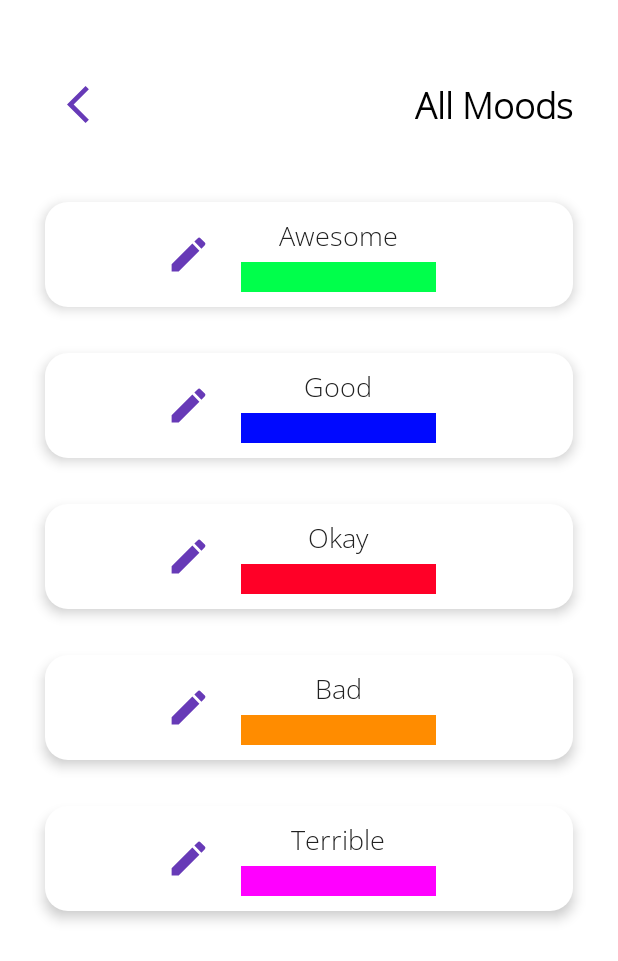
After one commit to btcwojak/sentient, an Android app: the MoodActivity screen opened directly, with no data from a screen before it, on a phone screen of 412 x 824 dp. The commit adds this screen. Shown: the top 961 px of the screen. Run offline under Robolectric (Android 15) with nearby library versions, the phone set to English and light mode, and no system bars.

Commit message:
Added mood database and basic editing functions

```diff
--- a/app/build.gradle
+++ b/app/build.gradle
@@ -47,6 +47,8 @@ dependencies {
     implementation 'androidx.localbroadcastmanager:localbroadcastmanager:1.0.0'
     implementation 'com.github.PhilJay:MPAndroidChart:v3.1.0'
     implementation 'com.larswerkman:HoloColorPicker:1.5'
+    debugImplementation 'im.dino:dbinspector:3.4.1@aar'
+    debugImplementation 'com.squareup.leakcanary:leakcanary-android:2.5'
     testImplementation 'junit:junit:4.13.1'
     androidTestImplementation 'androidx.test.ext:junit:1.1.2'
     androidTestImplementation 'androidx.test.espresso:espresso-core:3.3.0'
--- a/app/src/main/AndroidManifest.xml
+++ b/app/src/main/AndroidManifest.xml
@@ -9,7 +9,8 @@
         android:roundIcon="@mipmap/ic_launcher_round"
         android:supportsRtl="true"
         android:theme="@style/Sentient">
-        <activity android:name="com.spudg.sentient.MainActivity">
+        <activity android:name=".MoodActivity"></activity>
+        <activity android:name=".MainActivity">
             <intent-filter>
                 <action android:name="android.intent.action.MAIN" />
 
--- /dev/null
+++ b/app/src/main/java/com/spudg/sentient/MoodActivity.kt
@@ -0,0 +1,96 @@
+package com.spudg.sentient
+
+import android.app.Dialog
+import android.content.Intent
+import android.graphics.Color
+import android.graphics.drawable.ColorDrawable
+import androidx.appcompat.app.AppCompatActivity
+import android.os.Bundle
+import android.widget.Toast
+import androidx.recyclerview.widget.LinearLayoutManager
+import kotlinx.android.synthetic.main.activity_mood.*
+import kotlinx.android.synthetic.main.dialog_update_mood.*
+
+class MoodActivity : AppCompatActivity() {
+
+    var moodColourSelected: Int = 0
+
+    override fun onCreate(savedInstanceState: Bundle?) {
+        super.onCreate(savedInstanceState)
+        setContentView(R.layout.activity_mood)
+
+        back_to_records_from_moods.setOnClickListener {
+            val intent = Intent(this, MainActivity::class.java)
+            startActivity(intent)
+            finish()
+        }
+
+        setUpMoodList()
+
+    }
+
+    private fun getMoodList(): ArrayList<MoodModel> {
+        val dbHandler = MoodHandler(this, null)
+        val result = dbHandler.filterMoods()
+        dbHandler.close()
+        return result
+    }
+
+
+    private fun setUpMoodList() {
+        if (getMoodList().size >= 0) {
+            rvMoods.layoutManager = LinearLayoutManager(this)
+            val moodsAdapter = MoodAdapter(this, getMoodList())
+            rvMoods.adapter = moodsAdapter
+        }
+    }
+
+    fun updateMood(mood: MoodModel) {
+        val updateDialog = Dialog(this, R.style.Theme_Dialog)
+        updateDialog.setCancelable(false)
+        updateDialog.setContentView(R.layout.dialog_update_mood)
+        updateDialog.window!!.setBackgroundDrawable(ColorDrawable(Color.TRANSPARENT))
+
+        updateDialog.colourPickerUpdateMood.color = mood.colour
+        updateDialog.colourPickerUpdateMood.showOldCenterColor = false
+
+        updateDialog.tvUpdateMood.setOnClickListener {
+            val name = mood.name
+            val icon = mood.icon
+            moodColourSelected = updateDialog.colourPickerUpdateMood.color
+            val colour = moodColourSelected
+
+            val dbHandler = MoodHandler(this, null)
+
+            if (title.isNotEmpty() && colour.toString().isNotEmpty()) {
+                dbHandler.updateMood(MoodModel(mood.id, name, colour, icon))
+                Toast.makeText(this, "Mood updated.", Toast.LENGTH_LONG).show()
+                setUpMoodList()
+                updateDialog.dismiss()
+            } else {
+                Toast.makeText(this, "Name or colour can't be blank.", Toast.LENGTH_LONG).show()
+            }
+
+            dbHandler.close()
+
+        }
+
+        updateDialog.tvCancelUpdateMood.setOnClickListener {
+            updateDialog.dismiss()
+        }
+
+        updateDialog.show()
+    }
+
+
+
+
+
+
+
+
+
+
+
+
+}
--- /dev/null
+++ b/app/src/main/java/com/spudg/sentient/MoodAdapter.kt
@@ -0,0 +1,41 @@
+package com.spudg.sentient
+
+import android.content.Context
+import android.view.LayoutInflater
+import android.view.View
+import android.view.ViewGroup
+import androidx.recyclerview.widget.RecyclerView
+import kotlinx.android.synthetic.main.mood_row.view.*
+
+class MoodAdapter(private val context: Context, private val items: ArrayList<MoodModel>) :
+        RecyclerView.Adapter<MoodAdapter.ViewHolder>() {
+
+    class ViewHolder(view: View) : RecyclerView.ViewHolder(view) {
+        val moodItem = view.mood_row_inner_layout!!
+        val nameView = view.mood_name!!
+        val colourView = view.mood_colour!!
+        val updateView = view.update_mood!!
+    }
+
+    override fun onCreateViewHolder(parent: ViewGroup, viewType: Int): ViewHolder {
+        return ViewHolder(
+                LayoutInflater.from(context).inflate(R.layout.mood_row, parent, false)
+        )
+    }
+
+    override fun onBindViewHolder(holder: ViewHolder, position: Int) {
+        val mood = items[position]
+        holder.nameView.text = mood.name
+        holder.colourView.setBackgroundColor(mood.colour)
+        holder.updateView.setOnClickListener {
+            if (context is MoodActivity) {
+                context.updateMood(mood)
+            }
+        }
+    }
+
+    override fun getItemCount(): Int {
+        return items.size
+    }
+
+}
--- /dev/null
+++ b/app/src/main/java/com/spudg/sentient/MoodHandler.kt
@@ -0,0 +1,159 @@
+package com.spudg.sentient
+
+import android.content.ContentValues
+import android.content.Context
+import android.database.sqlite.SQLiteDatabase
+import android.database.sqlite.SQLiteOpenHelper
+import java.util.ArrayList
+
+class MoodHandler(context: Context, factory: SQLiteDatabase.CursorFactory?) :
+        SQLiteOpenHelper(context, DATABASE_NAME, factory, DATABASE_VERSION) {
+
+    companion object {
+        private const val DATABASE_VERSION = 1
+        private const val DATABASE_NAME = "SentientMoods.db"
+        private const val TABLE_MOODS = "moods"
+
+        private const val KEY_ID = "_id"
+        private const val KEY_NAME = "name"
+        private const val KEY_COLOUR = "colour"
+        private const val KEY_ICON = "icon"
+    }
+
+    override fun onCreate(db: SQLiteDatabase?) {
+        val createRecordTable =
+                ("CREATE TABLE $TABLE_MOODS($KEY_ID INTEGER PRIMARY KEY,$KEY_NAME TEXT,$KEY_COLOUR INTEGER,$KEY_ICON INTEGER)")
+        db?.execSQL(createRecordTable)
+    }
+
+    override fun onUpgrade(db: SQLiteDatabase?, oldVersion: Int, newVersion: Int) {
+        db?.execSQL("DROP TABLE IF EXISTS $TABLE_MOODS")
+        onCreate(db)
+    }
+
+    fun addMood(mood: MoodModel) {
+        val values = ContentValues()
+        values.put(KEY_NAME, mood.name)
+        values.put(KEY_COLOUR, mood.colour)
+        values.put(KEY_ICON, mood.icon)
+        val db = this.writableDatabase
+        db.insert(TABLE_MOODS, null, values)
+        db.close()
+    }
+
+    fun updateMood(mood: MoodModel): Int {
+        val values = ContentValues()
+        values.put(KEY_NAME, mood.name)
+        values.put(KEY_COLOUR, mood.colour)
+        values.put(KEY_ICON, mood.icon)
+        val db = this.writableDatabase
+        val success = db.update(TABLE_MOODS, values, KEY_ID + "=" + mood.id, null)
+        db.close()
+        return success
+    }
+
+    fun getAllMoodNames(): ArrayList<String> {
+        val list = ArrayList<String>()
+        val db = this.readableDatabase
+        val cursor = db.rawQuery("SELECT * FROM $TABLE_MOODS", null)
+
+        var name: String
+
+        if (cursor.moveToFirst()) {
+            do {
+                name = cursor.getString(cursor.getColumnIndex(KEY_NAME))
+                list.add(name)
+            } while (cursor.moveToNext())
+        }
+
+        cursor.close()
+        db.close()
+        return list
+
+    }
+
+    fun filterMoods(sortBy: Int = 0): ArrayList<MoodModel> {
+        val list = ArrayList<MoodModel>()
+        val db = this.readableDatabase
+        val cursor = db.rawQuery(
+                "SELECT * FROM $TABLE_MOODS",
+                null
+        )
+
+        var id: Int
+        var name: String
+        var colour: Int
+        var icon: Int
+
+        if (cursor.moveToFirst()) {
+            do {
+                id = cursor.getInt(cursor.getColumnIndex(KEY_ID))
+                name = cursor.getString(cursor.getColumnIndex(KEY_NAME))
+                colour = cursor.getInt(cursor.getColumnIndex(KEY_COLOUR))
+                icon = cursor.getInt(cursor.getColumnIndex(KEY_ICON))
+                val mood = MoodModel(
+                        id = id,
+                        name = name,
+                        colour = colour,
+                        icon = icon,
+                )
+                list.add(mood)
+            } while (cursor.moveToNext())
+        }
+
+        cursor.close()
+        db.close()
+
+        return list
+
+    }
+
+    fun getMoodNameFromId(moodId: Int): String {
+        val db = this.readableDatabase
+
+        val cursor =
+            db.rawQuery("SELECT * FROM $TABLE_MOODS WHERE $KEY_ID = $moodId", null)
+
+        val name: String
+
+        name = if (cursor.moveToFirst()) {
+            cursor.getString(cursor.getColumnIndex(KEY_NAME))
+        } else {
+            "Error"
+        }
+
+        cursor.close()
+        db.close()
+
+        return name
+    }
+
+    fun getMoodIdFromName(moodName: String): Int {
+        val db = this.readableDatabase
+
+        val cursor =
+            db.rawQuery("SELECT * FROM $TABLE_MOODS WHERE $KEY_NAME = '$moodName'", null)
+
+        val id: Int
+
+        id = if (cursor.moveToFirst()) {
+            cursor.getInt(cursor.getColumnIndex(KEY_ID))
+        } else {
+            1
+        }
+
+        cursor.close()
+        db.close()
+
+        return id
+    }
+
+
+
+
+
+
+
+
+
+}
--- /dev/null
+++ b/app/src/main/java/com/spudg/sentient/MoodModel.kt
@@ -0,0 +1,8 @@
+package com.spudg.sentient
+
+class MoodModel(
+        val id: Int,
+        val name: String,
+        val colour: Int,
+        val icon: Int,
+)
--- /dev/null
+++ b/app/src/main/res/drawable/back_btn.xml
@@ -0,0 +1,10 @@
+<vector xmlns:android="http://schemas.android.com/apk/res/android"
+    android:width="30dp"
+    android:height="30dp"
+    android:tint="#673AB7"
+    android:viewportWidth="24"
+    android:viewportHeight="24">
+    <path
+        android:fillColor="@android:color/white"
+        android:pathData="M11.67,3.87L9.9,2.1 0,12l9.9,9.9 1.77,-1.77L3.54,12z" />
+</vector>
--- /dev/null
+++ b/app/src/main/res/drawable/back_btn_padding.xml
@@ -0,0 +1,8 @@
+<layer-list xmlns:android="http://schemas.android.com/apk/res/android">
+    <item
+        android:bottom="15dp"
+        android:drawable="@drawable/back_btn"
+        android:left="15dp"
+        android:right="15dp"
+        android:top="15dp" />
+</layer-list>
--- /dev/null
+++ b/app/src/main/res/drawable/edit_btn.xml
@@ -0,0 +1,10 @@
+<vector xmlns:android="http://schemas.android.com/apk/res/android"
+    android:width="24dp"
+    android:height="24dp"
+    android:tint="#673AB7"
+    android:viewportWidth="24"
+    android:viewportHeight="24">
+    <path
+        android:fillColor="@android:color/white"
+        android:pathData="M3,17.25V21h3.75L17.81,9.94l-3.75,-3.75L3,17.25zM20.71,7.04c0.39,-0.39 0.39,-1.02 0,-1.41l-2.34,-2.34c-0.39,-0.39 -1.02,-0.39 -1.41,0l-1.83,1.83 3.75,3.75 1.83,-1.83z" />
+</vector>
--- /dev/null
+++ b/app/src/main/res/drawable/rounded_corner.xml
@@ -0,0 +1,7 @@
+<?xml version="1.0" encoding="utf-8"?>
+<shape xmlns:android="http://schemas.android.com/apk/res/android">
+
+    <solid android:color="#ffffff" />
+
+    <corners android:radius="10dp" />
+</shape>
--- /dev/null
+++ b/app/src/main/res/layout/activity_mood.xml
@@ -0,0 +1,88 @@
+<?xml version="1.0" encoding="utf-8"?>
+<LinearLayout xmlns:android="http://schemas.android.com/apk/res/android"
+    xmlns:app="http://schemas.android.com/apk/res-auto"
+    xmlns:tools="http://schemas.android.com/tools"
+    android:layout_width="match_parent"
+    android:layout_height="match_parent"
+    android:orientation="vertical"
+    tools:context=".TagActivity">
+
+    <LinearLayout
+        android:id="@+id/llHeader"
+        android:layout_width="match_parent"
+        android:layout_height="wrap_content"
+        android:layout_gravity="center_horizontal"
+        android:layout_marginLeft="10dp"
+        android:layout_marginTop="20dp"
+        android:layout_marginRight="10dp"
+        android:gravity="center"
+        android:orientation="horizontal">
+
+        <androidx.constraintlayout.widget.ConstraintLayout
+            android:layout_width="match_parent"
+            android:layout_height="match_parent"
+            android:background="#FFFFFF">
+
+            <ImageView
+                android:id="@+id/back_to_records_from_moods"
+                android:layout_width="wrap_content"
+                android:layout_height="wrap_content"
+                android:layout_marginStart="20dp"
+                android:layout_marginTop="20dp"
+                android:layout_marginBottom="20dp"
+                android:background="@drawable/back_btn_padding"
+                android:foreground="?attr/selectableItemBackground"
+                app:layout_constraintBottom_toBottomOf="parent"
+                app:layout_constraintLeft_toLeftOf="parent"
+                app:layout_constraintTop_toTopOf="parent" />
+
+            <TextView
+                android:id="@+id/tag_heading"
+                android:layout_width="wrap_content"
+                android:layout_height="wrap_content"
+                android:layout_marginEnd="20dp"
+                android:fontFamily="@font/open_sans_light"
+                android:text="All Moods"
+                android:textColor="#000000"
+                android:textSize="24sp"
+                android:textStyle="bold"
+                app:layout_constraintBottom_toBottomOf="@id/back_to_records_from_moods"
+                app:layout_constraintRight_toRightOf="parent"
+                app:layout_constraintTop_toTopOf="@id/back_to_records_from_moods" />
+
+        </androidx.constraintlayout.widget.ConstraintLayout>
+
+
+    </LinearLayout>
+
+    <LinearLayout
+        android:layout_width="match_parent"
+        android:layout_height="0dp"
+        android:layout_weight="5"
+        android:orientation="vertical">
+
+        <androidx.constraintlayout.widget.ConstraintLayout
+            android:layout_width="match_parent"
+            android:layout_height="match_parent"
+            app:layout_constraintVertical_weight="4">
+
+            <LinearLayout
+                android:id="@+id/llMoods"
+                android:layout_width="match_parent"
+                android:layout_height="wrap_content"
+                app:layout_constraintTop_toTopOf="parent">
+
+                <androidx.recyclerview.widget.RecyclerView
+                    android:id="@+id/rvMoods"
+                    android:layout_width="match_parent"
+                    android:layout_height="wrap_content"
+                    android:clipToPadding="false"
+                    android:paddingBottom="80dp" />
+
+            </LinearLayout>
+
+        </androidx.constraintlayout.widget.ConstraintLayout>
+
+    </LinearLayout>
+
+</LinearLayout>
--- /dev/null
+++ b/app/src/main/res/layout/mood_row.xml
@@ -0,0 +1,65 @@
+<?xml version="1.0" encoding="utf-8"?>
+<LinearLayout xmlns:android="http://schemas.android.com/apk/res/android"
+    xmlns:tools="http://schemas.android.com/tools"
+    android:id="@+id/mood_row_layout"
+    android:layout_width="match_parent"
+    android:layout_height="wrap_content">
+
+    <LinearLayout
+        android:id="@+id/mood_row_inner_layout"
+        android:layout_width="match_parent"
+        android:layout_height="wrap_content"
+        android:layout_marginLeft="30dp"
+        android:layout_marginTop="15dp"
+        android:layout_marginRight="30dp"
+        android:layout_marginBottom="15dp"
+        android:background="@drawable/dialog_background_solid"
+        android:elevation="5dp"
+        android:gravity="center"
+        android:orientation="horizontal"
+        android:padding="10dp">
+
+        <androidx.appcompat.widget.AppCompatImageView
+            android:id="@+id/update_mood"
+            android:layout_width="30dp"
+            android:layout_height="30dp"
+            android:layout_marginEnd="10dp"
+            android:background="@drawable/edit_btn"
+            android:foreground="?attr/selectableItemBackground"
+            tools:visibility="gone" />
+
+        <LinearLayout
+            android:layout_width="150dp"
+            android:layout_height="wrap_content"
+            android:gravity="center"
+            android:orientation="vertical">
+
+            <TextView
+                android:id="@+id/mood_name"
+                android:layout_width="match_parent"
+                android:layout_height="wrap_content"
+                android:layout_gravity="center"
+                android:fontFamily="@font/open_sans_light"
+                android:gravity="center"
+                android:textColor="#212121"
+                android:textSize="18sp"
+                tools:text="Awesome" />
+
+            <TextView
+                android:id="@+id/mood_colour"
+                android:layout_width="match_parent"
+                android:layout_height="20dp"
+                android:layout_gravity="center"
+                android:layout_marginLeft="10dp"
+                android:layout_marginTop="5dp"
+                android:layout_marginRight="10dp"
+                android:background="@drawable/rounded_corner"
+                android:fontFamily="@font/open_sans_light"
+                android:textColor="#212121"
+                android:textSize="18sp" />
+
+        </LinearLayout>
+
+    </LinearLayout>
+
+</LinearLayout>
--- a/app/src/main/res/layout/record_row.xml
+++ b/app/src/main/res/layout/record_row.xml
@@ -75,7 +75,7 @@
                         android:orientation="horizontal">
 
                         <TextView
-                            android:id="@+id/mood_name"
+                            android:id="@+id/mood_name_record_row"
                             android:layout_width="wrap_content"
                             android:layout_height="wrap_content"
                             android:layout_gravity="start"
@@ -102,7 +102,7 @@
                             android:textColor="@android:color/black"
                             android:textSize="20sp"
                             app:layout_constraintBottom_toBottomOf="parent"
-                            app:layout_constraintLeft_toRightOf="@id/mood_name"
+                            app:layout_constraintLeft_toRightOf="@id/mood_name_record_row"
                             app:layout_constraintTop_toTopOf="parent"
                             tools:text="at 07:56" />
 
```
Also changed, not shown: app/src/main/java/com/spudg/sentient/Globals.kt (deleted, +0 -38 lines), app/src/main/java/com/spudg/sentient/MainActivity.kt (+38 -8 lines), app/src/main/java/com/spudg/sentient/RecordAdapter.kt (+25 -10 lines), app/src/main/res/layout/dialog_update_mood.xml (added, +57 -0 lines).
